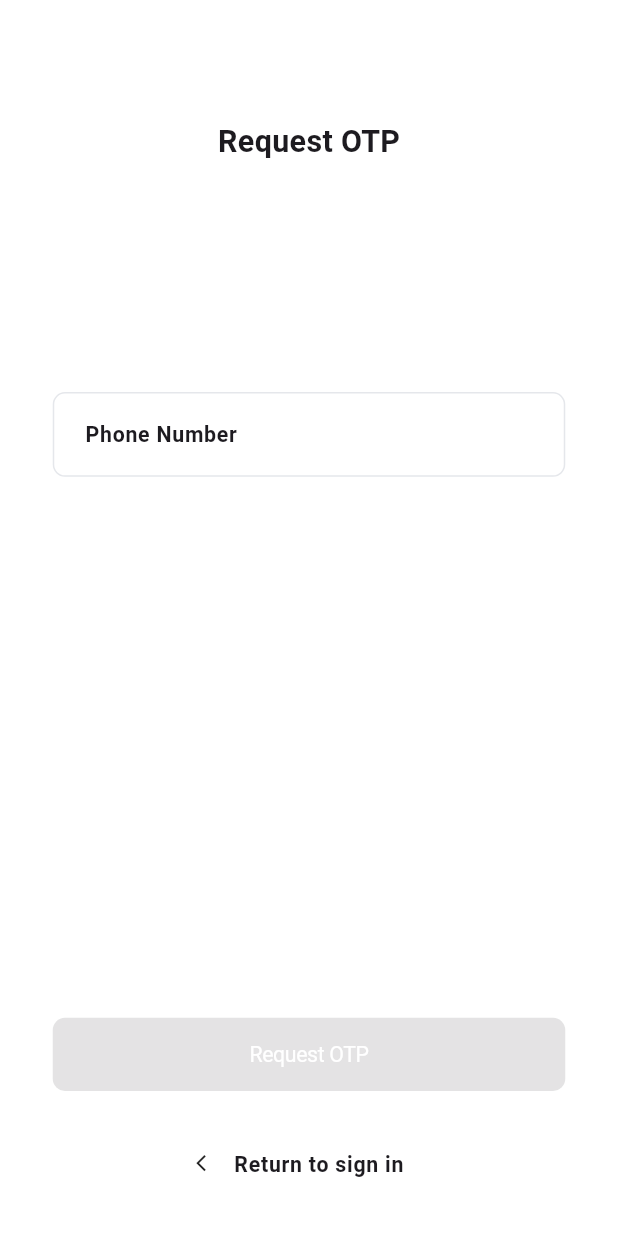
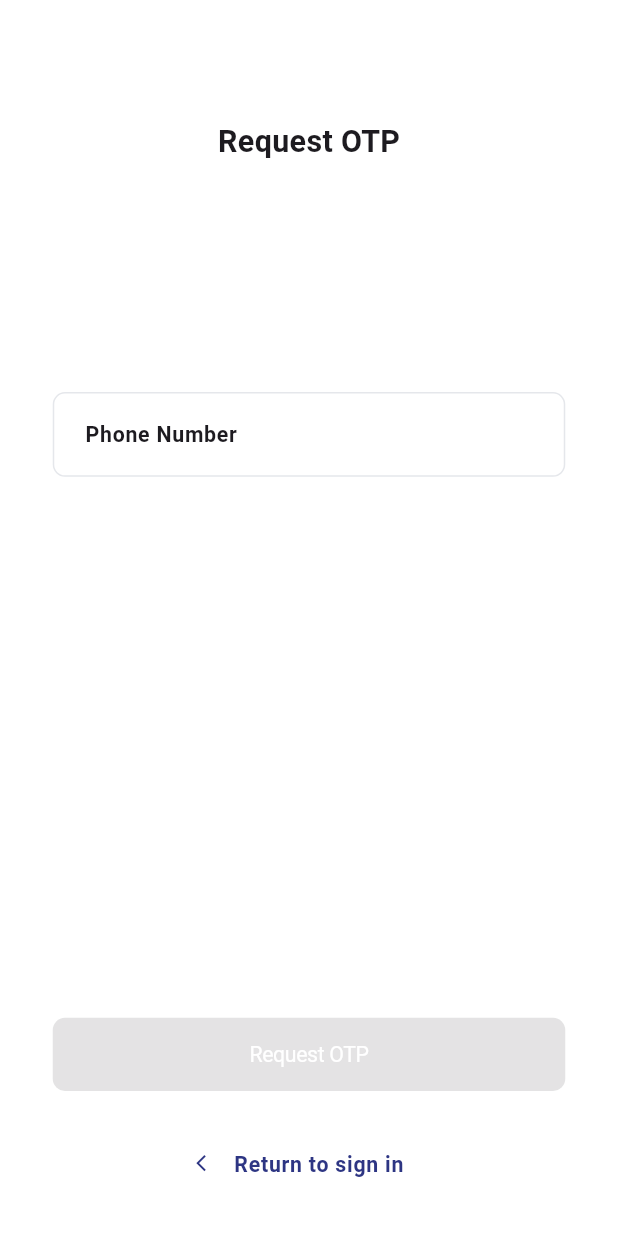
Before and after one commit to bijaya143/echallan-mobile, a Flutter app: the SignInBaseView screen opened by its route, after a tap on "Forget Password ?", on a phone screen of 412 x 824 dp. Run offline on Flutter 3.47's test engine with Material 3 defaults, Android fonts, the phone set to English and light mode, and no system bars; our stand-ins replace bloc, dio, flutter_bloc, flutter_screenutil, flutter_svg, fluttertoast and 4 more; missing offline and left inert: fresh_dio, qr_code_scanner; Roboto replaces fonts that are missing (PublicSans-Regular).

Commit message:
text color fixes

```diff
--- a/lib/feature/auth_user/otp/view/screen/request_otp_base_screen.dart
+++ b/lib/feature/auth_user/otp/view/screen/request_otp_base_screen.dart
@@ -99,6 +99,7 @@ class _RequestOtpBaseScreenState extends State<RequestOtpBaseScreen> {
                                   Icons.arrow_back_ios,
                                   size: 12.w,
                                   weight: 12.w,
+                                  color: ColorConstants.primaryColor,
                                 ),
                                 TextButton(
                                   onPressed: () {
@@ -112,7 +113,7 @@ class _RequestOtpBaseScreenState extends State<RequestOtpBaseScreen> {
                                     style: context.bodyLarge.copyWith(
                                         fontSize: 14.sp,
                                         fontWeight: FontWeight.w600,
-                                      ),
+                                        color: ColorConstants.primaryColor),
                                   ),
                                 ),
                               ],
@@ -120,7 +121,8 @@ class _RequestOtpBaseScreenState extends State<RequestOtpBaseScreen> {
                           ),
                         ],
                       ),
-                      ],),
+                    ],
+                  ),
                 );
               },
             ),
--- a/lib/feature/auth_user/sign_in/view/sign_in_base_view.dart
+++ b/lib/feature/auth_user/sign_in/view/sign_in_base_view.dart
@@ -88,7 +88,7 @@ class _SignInBaseViewState extends State<SignInBaseView> {
                                   TextSpan(
                                     text: 'Get started',
                                     style: context.titleSmall.copyWith(
-                                      color: ColorConstants.textColor,
+                                      color: ColorConstants.primaryColor,
                                       fontWeight: FontWeight.w500,
                                       // decoration: TextDecoration.underline,
                                       decorationThickness: 2.h,
@@ -176,7 +176,7 @@ class _SignInBaseViewState extends State<SignInBaseView> {
                                   'Forget Password ?',
                                   style: context.bodyLarge.copyWith(
                                     fontSize: 14.sp,
-                                    color: ColorConstants.disabledColor,
+                                    color: ColorConstants.primaryColor,
                                     fontWeight: FontWeight.w400,
                                     height: 24.sp / 14.sp,
                                   ),
--- a/lib/feature/auth_user/sign_up/view/widgets/register_bottom_section.dart
+++ b/lib/feature/auth_user/sign_up/view/widgets/register_bottom_section.dart
@@ -49,7 +49,7 @@ class RegisterBottomSection extends StatelessWidget {
               TextSpan(
                 text: ' Sign in',
                 style: context.titleSmall.copyWith(
-                  color: ColorConstants.textColor,
+                  color: ColorConstants.primaryColor,
                   fontWeight: FontWeight.w500,
                   // decoration: TextDecoration.underline,
                   decorationThickness: 2.h,
--- a/lib/feature/traffic/login/presentation/view/traffic_login_base_view.dart
+++ b/lib/feature/traffic/login/presentation/view/traffic_login_base_view.dart
@@ -103,7 +103,7 @@ class _TrafficLoginBaseViewState extends State<TrafficLoginBaseView> {
                               'Forget Password ?',
                               style: context.bodyLarge.copyWith(
                                 fontSize: 14.sp,
-                                color: ColorConstants.disabledColor,
+                                color: ColorConstants.primaryColor,
                                 fontWeight: FontWeight.w400,
                                 height: 24.sp / 14.sp,
                               ),
--- a/lib/widgets/terms_and_services.dart
+++ b/lib/widgets/terms_and_services.dart
@@ -20,11 +20,12 @@ class TermsAndServicesText extends StatelessWidget {
             TextSpan(
               text: 'terms of use',
               style: context.titleSmall.copyWith(
-                color: ColorConstants.textColor,
+                color: ColorConstants.primaryColor,
                 fontWeight: FontWeight.w500,
                 decoration: TextDecoration.underline,
                 decorationThickness: 2.h,
                 decorationStyle: TextDecorationStyle.solid,
+                decorationColor: ColorConstants.primaryColor,
                 fontSize: 12.sp,
               ),
               recognizer: TapGestureRecognizer()
@@ -45,12 +46,13 @@ class TermsAndServicesText extends StatelessWidget {
             TextSpan(
               text: 'privacy policy',
               style: context.titleSmall.copyWith(
-                color: ColorConstants.textColor,
+                color: ColorConstants.primaryColor,
                 fontWeight: FontWeight.w500,
                 fontSize: 12.sp,
                 decoration: TextDecoration.underline,
                 decorationThickness: 2.h,
                 decorationStyle: TextDecorationStyle.solid,
+                decorationColor: ColorConstants.primaryColor,
                 height: 1.5.h,
               ),
               recognizer: TapGestureRecognizer()
```
Lines whose indentation alone changed are shown as unchanged.
